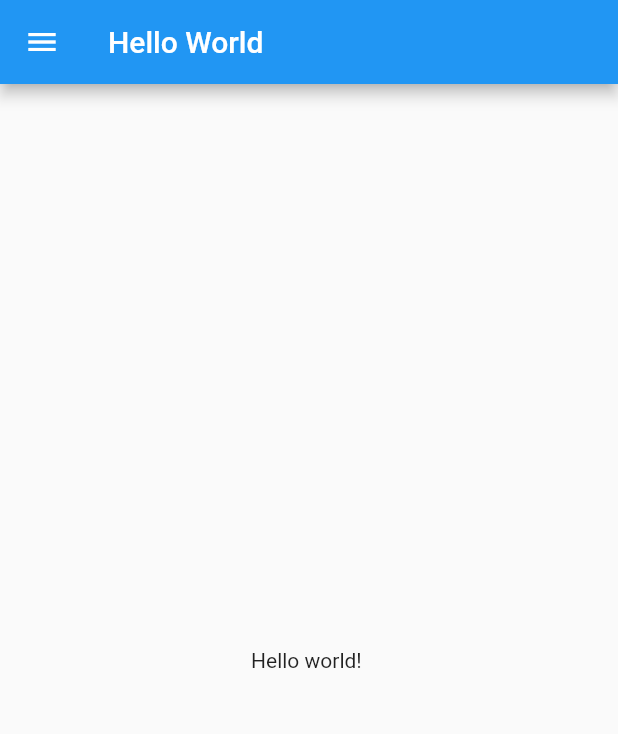
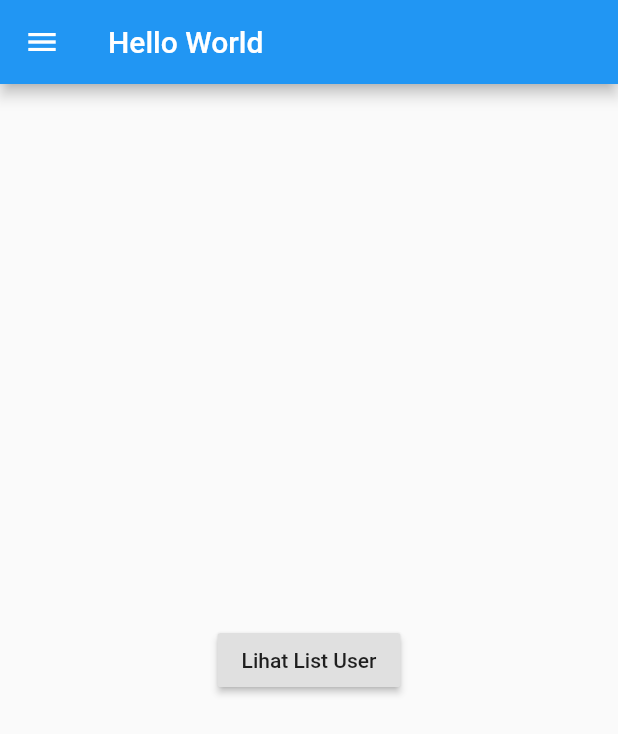
Before and after one commit to cikenstrip/flutter_tutorial, a Flutter app: the screen it shows after launch, on a phone screen of 412 x 824 dp. Shown: the top 734 px of the screen. Run offline on Flutter 3.47's test engine with Material 2 defaults, Android fonts, the phone set to English and light mode, and no system bars.

Commit message:
Bab Navigasi (Routing)

```diff
--- a/lib/helloworld.dart
+++ b/lib/helloworld.dart
@@ -10,7 +10,12 @@ class HelloWorld extends StatelessWidget {
             title: new Text("Hello World"),
           ),
           body: new Center(
-            child: new Text("Hello world! "),
+            child: RaisedButton(
+              child: Text('Lihat List User'),
+              onPressed: () {
+                Navigator.pushNamed(context, '/pagelist');
+              },
+            ),
           ),
       );
     }
--- a/lib/main.dart
+++ b/lib/main.dart
@@ -1,5 +1,6 @@
 import 'package:flutter/material.dart';
 import 'helloworld.dart';
+import 'page_list.dart';
 
 void main() => runApp(new MyApp());
 
@@ -8,7 +9,11 @@ class MyApp extends StatelessWidget {
   Widget build(BuildContext context) {
       return MaterialApp(
         title: "Aplikasi Pertama",
-        home: new HelloWorld(),
+        routes: {
+          '/': (context)=> HelloWorld(),
+          '/pagelist': (context)=> PageList(),
+        },
+        initialRoute: '/',
       );
   }
 }
```
Also changed, not shown: lib/widget_drawercustom.dart (+1 -7 lines).
